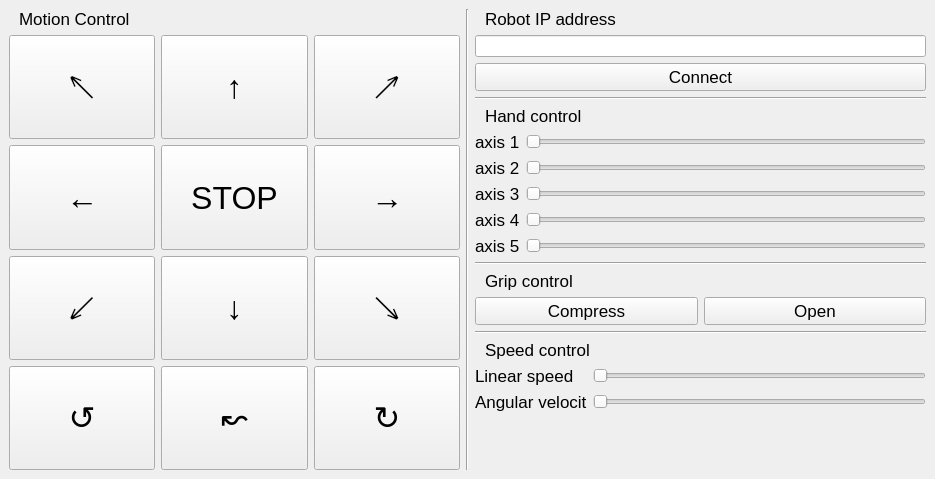
Old version of the form ControlApp/mainwindow.ui in the repository KirillHit/youbot_rc.
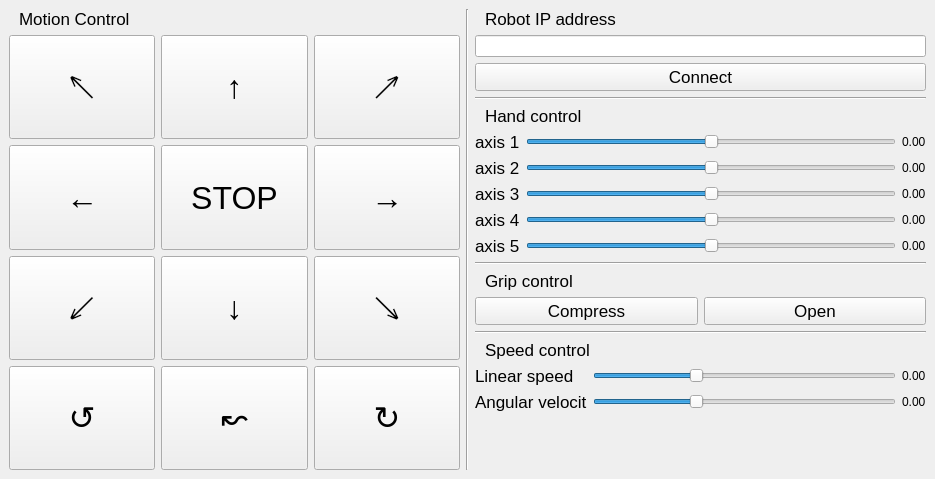
New version of the form. Icons and pictures are not drawn.

```diff
--- a/ControlApp/mainwindow.ui
+++ b/ControlApp/mainwindow.ui
@@ -41,7 +41,7 @@
         <item>
          <layout class="QGridLayout" name="gridLayout">
           <item row="2" column="2">
-           <widget class="QPushButton" name="but_right_back">
+           <widget class="QPushButton" name="butRightBack">
             <property name="sizePolicy">
              <sizepolicy hsizetype="Minimum" vsizetype="Minimum">
               <horstretch>0</horstretch>
@@ -62,7 +62,7 @@
            </widget>
           </item>
           <item row="1" column="2">
-           <widget class="QPushButton" name="but_right">
+           <widget class="QPushButton" name="butRight">
             <property name="sizePolicy">
              <sizepolicy hsizetype="Minimum" vsizetype="Minimum">
               <horstretch>0</horstretch>
@@ -83,7 +83,7 @@
            </widget>
           </item>
           <item row="2" column="1">
-           <widget class="QPushButton" name="but_back">
+           <widget class="QPushButton" name="butBack">
             <property name="sizePolicy">
              <sizepolicy hsizetype="Minimum" vsizetype="Minimum">
               <horstretch>0</horstretch>
@@ -104,7 +104,7 @@
            </widget>
           </item>
           <item row="0" column="0">
-           <widget class="QPushButton" name="but_left_forward">
+           <widget class="QPushButton" name="butLeftForward">
             <property name="sizePolicy">
              <sizepolicy hsizetype="Minimum" vsizetype="Minimum">
               <horstretch>0</horstretch>
@@ -131,7 +131,7 @@
            </widget>
           </item>
           <item row="0" column="2">
-           <widget class="QPushButton" name="but_right_forward">
+           <widget class="QPushButton" name="butRightForward">
             <property name="sizePolicy">
              <sizepolicy hsizetype="Minimum" vsizetype="Minimum">
               <horstretch>0</horstretch>
@@ -149,7 +149,7 @@
            </widget>
           </item>
           <item row="1" column="0">
-           <widget class="QPushButton" name="but_left">
+           <widget class="QPushButton" name="butLeft">
             <property name="sizePolicy">
              <sizepolicy hsizetype="Minimum" vsizetype="Minimum">
               <horstretch>0</horstretch>
@@ -167,7 +167,7 @@
            </widget>
           </item>
           <item row="2" column="0">
-           <widget class="QPushButton" name="but_left_back">
+           <widget class="QPushButton" name="butLeftBack">
             <property name="sizePolicy">
              <sizepolicy hsizetype="Minimum" vsizetype="Minimum">
               <horstretch>0</horstretch>
@@ -188,7 +188,7 @@
            </widget>
           </item>
           <item row="0" column="1">
-           <widget class="QPushButton" name="but_forward">
+           <widget class="QPushButton" name="butForward">
             <property name="sizePolicy">
              <sizepolicy hsizetype="Minimum" vsizetype="Minimum">
               <horstretch>0</horstretch>
@@ -206,7 +206,7 @@
            </widget>
           </item>
           <item row="1" column="1">
-           <widget class="QPushButton" name="but_stop">
+           <widget class="QPushButton" name="butStop">
             <property name="sizePolicy">
              <sizepolicy hsizetype="Minimum" vsizetype="Minimum">
               <horstretch>0</horstretch>
@@ -227,7 +227,7 @@
            </widget>
           </item>
           <item row="3" column="0">
-           <widget class="QPushButton" name="but_rot_left">
+           <widget class="QPushButton" name="butRotLeft">
             <property name="sizePolicy">
              <sizepolicy hsizetype="Minimum" vsizetype="Minimum">
               <horstretch>0</horstretch>
@@ -248,7 +248,7 @@
            </widget>
           </item>
           <item row="3" column="2">
-           <widget class="QPushButton" name="but_rot_right">
+           <widget class="QPushButton" name="butRotRight">
             <property name="sizePolicy">
              <sizepolicy hsizetype="Minimum" vsizetype="Minimum">
               <horstretch>0</horstretch>
@@ -266,7 +266,7 @@
            </widget>
           </item>
           <item row="3" column="1">
-           <widget class="QPushButton" name="but_random_move">
+           <widget class="QPushButton" name="butRandomMove">
             <property name="sizePolicy">
              <sizepolicy hsizetype="Minimum" vsizetype="Minimum">
               <horstretch>0</horstretch>
@@ -315,10 +315,10 @@
          </widget>
         </item>
         <item>
-         <widget class="QLineEdit" name="lineEdit"/>
+         <widget class="QLineEdit" name="lineIp"/>
         </item>
         <item>
-         <widget class="QPushButton" name="pushButton_9">
+         <widget class="QPushButton" name="butConnect">
           <property name="font">
            <font>
             <pointsize>13</pointsize>
@@ -356,36 +356,15 @@
         </item>
         <item>
          <layout class="QGridLayout" name="gridLayout_3" rowstretch="0,0,0,0,0">
-          <item row="0" column="1">
-           <widget class="QSlider" name="horizontalSlider_3">
-            <property name="orientation">
-             <enum>Qt::Horizontal</enum>
-            </property>
-           </widget>
-          </item>
-          <item row="4" column="0">
-           <widget class="QLabel" name="label_10">
+          <item row="2" column="0">
+           <widget class="QLabel" name="label_8">
             <property name="font">
              <font>
               <pointsize>13</pointsize>
              </font>
             </property>
             <property name="text">
-             <string>axis 5</string>
-            </property>
-           </widget>
-          </item>
-          <item row="2" column="1">
-           <widget class="QSlider" name="horizontalSlider_5">
-            <property name="orientation">
-             <enum>Qt::Horizontal</enum>
-            </property>
-           </widget>
-          </item>
-          <item row="3" column="1">
-           <widget class="QSlider" name="horizontalSlider_6">
-            <property name="orientation">
-             <enum>Qt::Horizontal</enum>
+             <string>axis 3</string>
             </property>
            </widget>
           </item>
@@ -401,18 +380,6 @@
             </property>
            </widget>
           </item>
-          <item row="3" column="0">
-           <widget class="QLabel" name="label_9">
-            <property name="font">
-             <font>
-              <pointsize>13</pointsize>
-             </font>
-            </property>
-            <property name="text">
-             <string>axis 4</string>
-            </property>
-           </widget>
-          </item>
           <item row="1" column="0">
            <widget class="QLabel" name="label_7">
             <property name="font">
@@ -425,32 +392,130 @@
             </property>
            </widget>
           </item>
-          <item row="2" column="0">
-           <widget class="QLabel" name="label_8">
-            <property name="font">
-             <font>
-              <pointsize>13</pointsize>
-             </font>
+          <item row="3" column="1">
+           <widget class="QSlider" name="sliderAxis4">
+            <property name="minimum">
+             <number>-500</number>
             </property>
-            <property name="text">
-             <string>axis 3</string>
+            <property name="maximum">
+             <number>500</number>
+            </property>
+            <property name="orientation">
+             <enum>Qt::Horizontal</enum>
+            </property>
+           </widget>
+          </item>
+          <item row="2" column="1">
+           <widget class="QSlider" name="sliderAxis3">
+            <property name="minimum">
+             <number>-500</number>
+            </property>
+            <property name="maximum">
+             <number>500</number>
+            </property>
+            <property name="orientation">
+             <enum>Qt::Horizontal</enum>
             </property>
            </widget>
           </item>
           <item row="1" column="1">
-           <widget class="QSlider" name="horizontalSlider_4">
+           <widget class="QSlider" name="sliderAxis2">
+            <property name="minimum">
+             <number>-500</number>
+            </property>
+            <property name="maximum">
+             <number>500</number>
+            </property>
             <property name="orientation">
              <enum>Qt::Horizontal</enum>
             </property>
            </widget>
           </item>
           <item row="4" column="1">
-           <widget class="QSlider" name="horizontalSlider_7">
+           <widget class="QSlider" name="sliderAxis5">
+            <property name="minimum">
+             <number>-500</number>
+            </property>
+            <property name="maximum">
+             <number>500</number>
+            </property>
             <property name="orientation">
              <enum>Qt::Horizontal</enum>
             </property>
            </widget>
           </item>
+          <item row="3" column="0">
+           <widget class="QLabel" name="label_9">
+            <property name="font">
+             <font>
+              <pointsize>13</pointsize>
+             </font>
+            </property>
+            <property name="text">
+             <string>axis 4</string>
+            </property>
+           </widget>
+          </item>
+          <item row="4" column="0">
+           <widget class="QLabel" name="label_10">
+            <property name="font">
+             <font>
+              <pointsize>13</pointsize>
+             </font>
+            </property>
+            <property name="text">
+             <string>axis 5</string>
+            </property>
+           </widget>
+          </item>
+          <item row="0" column="1">
+           <widget class="QSlider" name="sliderAxis1">
+            <property name="minimum">
+             <number>-500</number>
+            </property>
+            <property name="maximum">
+             <number>500</number>
+            </property>
+            <property name="orientation">
+             <enum>Qt::Horizontal</enum>
+            </property>
+           </widget>
+          </item>
+          <item row="0" column="2">
+           <widget class="QLabel" name="labelAxis1">
+            <property name="text">
+             <string>0.00</string>
+            </property>
+           </widget>
+          </item>
+          <item row="1" column="2">
+           <widget class="QLabel" name="labelAxis2">
+            <property name="text">
+             <string>0.00</string>
+            </property>
+           </widget>
+          </item>
+          <item row="2" column="2">
+           <widget class="QLabel" name="labelAxis3">
+            <property name="text">
+             <string>0.00</string>
+            </property>
+           </widget>
+          </item>
+          <item row="3" column="2">
+           <widget class="QLabel" name="labelAxis4">
+            <property name="text">
+             <string>0.00</string>
+            </property>
+           </widget>
+          </item>
+          <item row="4" column="2">
+           <widget class="QLabel" name="labelAxis5">
+            <property name="text">
+             <string>0.00</string>
+            </property>
+           </widget>
+          </item>
          </layout>
         </item>
         <item>
@@ -481,7 +546,7 @@
         <item>
          <layout class="QHBoxLayout" name="horizontalLayout_2">
           <item>
-           <widget class="QPushButton" name="pushButton_7">
+           <widget class="QPushButton" name="butCompress">
             <property name="sizePolicy">
              <sizepolicy hsizetype="Minimum" vsizetype="MinimumExpanding">
               <horstretch>0</horstretch>
@@ -499,7 +564,7 @@
            </widget>
           </item>
           <item>
-           <widget class="QPushButton" name="pushButton_8">
+           <widget class="QPushButton" name="butOpen">
             <property name="sizePolicy">
              <sizepolicy hsizetype="Minimum" vsizetype="MinimumExpanding">
               <horstretch>0</horstretch>
@@ -545,15 +610,28 @@
         </item>
         <item>
          <layout class="QGridLayout" name="gridLayout_2">
+          <item row="1" column="2">
+           <widget class="QLabel" name="lableAngVel">
+            <property name="text">
+             <string>0.00</string>
+            </property>
+           </widget>
+          </item>
+          <item row="0" column="2">
+           <widget class="QLabel" name="labelLinVel">
+            <property name="text">
+             <string>0.00</string>
+            </property>
+           </widget>
+          </item>
           <item row="0" column="1">
-           <widget class="QSlider" name="horizontalSlider">
-            <property name="orientation">
-             <enum>Qt::Horizontal</enum>
+           <widget class="QSlider" name="sliderLinVel">
+            <property name="maximum">
+             <number>300</number>
             </property>
-           </widget>
-          </item>
-          <item row="1" column="1">
-           <widget class="QSlider" name="horizontalSlider_2">
+            <property name="value">
+             <number>100</number>
+            </property>
             <property name="orientation">
              <enum>Qt::Horizontal</enum>
             </property>
@@ -583,6 +661,22 @@
             </property>
            </widget>
           </item>
+          <item row="1" column="1">
+           <widget class="QSlider" name="sliderAngVel">
+            <property name="minimum">
+             <number>0</number>
+            </property>
+            <property name="maximum">
+             <number>300</number>
+            </property>
+            <property name="value">
+             <number>100</number>
+            </property>
+            <property name="orientation">
+             <enum>Qt::Horizontal</enum>
+            </property>
+           </widget>
+          </item>
          </layout>
         </item>
         <item>
```
